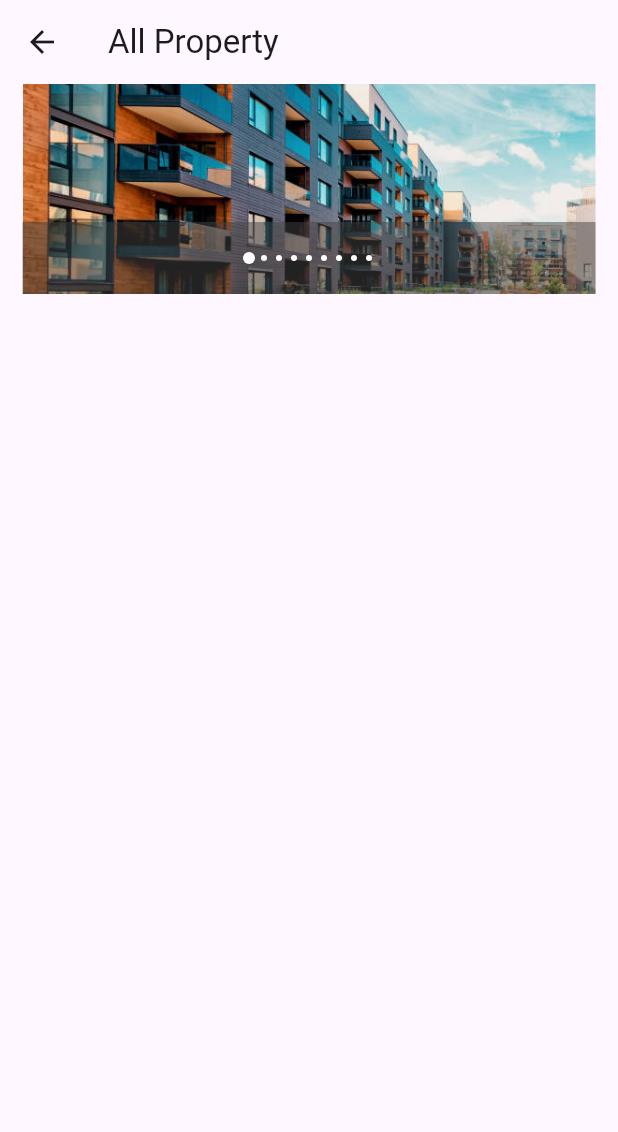
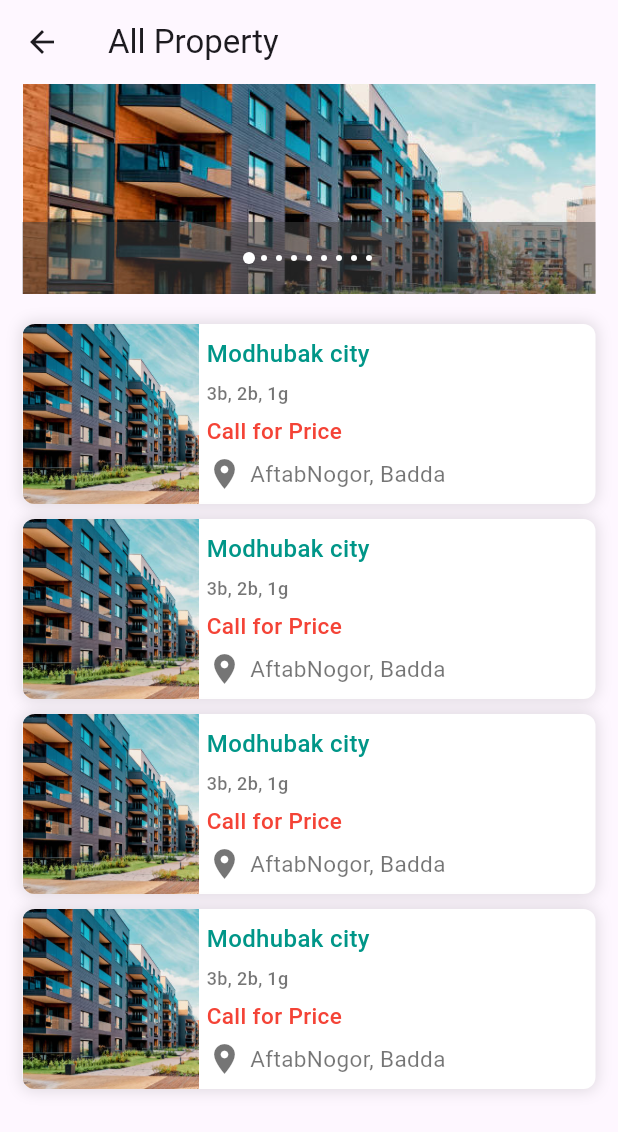
Before and after one commit to universeit12/Finca-property2, a Flutter app: the AllPropertyScreen screen opened directly, on a phone screen of 412 x 824 dp. Shown: the top 1132 px of the screen. Run offline on Flutter 3.47's test engine with Material 3 defaults, Android fonts, the light colour scheme and no system bars; our stand-ins replace animated_text_kit, another_carousel_pro, fluttertoast, get, shared_preferences; accounts and stored records are empty.

Commit message:
all proppety added

```diff
--- /dev/null
+++ b/lib/presentation/modules/all property/view/all_property_details.dart
@@ -0,0 +1,12 @@
+import 'package:flutter/material.dart';
+
+class AllPropertyDetails extends StatelessWidget {
+  const AllPropertyDetails({super.key});
+
+  @override
+  Widget build(BuildContext context) {
+    return Scaffold(
+      appBar: AppBar(title: Text("All Property Details"),),
+    );
+  }
+}
--- a/lib/presentation/modules/all property/view/all_property_screen.dart
+++ b/lib/presentation/modules/all property/view/all_property_screen.dart
@@ -1,21 +1,105 @@
-import 'package:another_carousel_pro/another_carousel_pro.dart';
 import 'package:flutter/material.dart';
+import 'package:get/get.dart';
+import 'package:universe_it_project/presentation/modules/all%20property/view/all_property_details.dart';
 import 'package:universe_it_project/presentation/modules/all%20property/view/all_property_slider.dart';
+import '../../../../utils/app_color.dart';
+import '../../../../utils/property_utils.dart';
+import '../../../../widgets/custom_text.dart';
 
 class AllPropertyScreen extends StatelessWidget {
   const AllPropertyScreen({super.key});
 
   @override
   Widget build(BuildContext context) {
+    final w = MediaQuery.of(context).size.width;
     return Scaffold(
       appBar: AppBar(
-        title: Text("All Property"),
+        title: const Text("All Property"),
       ),
       body: SingleChildScrollView(
         child: Column(
           children: [
-            AllPropertySlider(),
-
+            const AllPropertySlider(),
+            const SizedBox(
+              height: 15.0,
+            ),
+            for (int i = 0; i < propertyUtils.length; i++)
+              InkWell(
+                onTap: () {
+                  Get.to(const AllPropertyDetails());
+                },
+                child: Container(
+                  height: 120,
+                  clipBehavior: Clip.antiAlias,
+                  margin:
+                      const EdgeInsets.symmetric(horizontal: 15, vertical: 5),
+                  decoration: BoxDecoration(
+                      color: AppColor.white_1,
+                      borderRadius: BorderRadius.circular(8),
+                      boxShadow: const [
+                        BoxShadow(
+                            color: Colors.black12,
+                            spreadRadius: 1.0,
+                            blurRadius: 8.0)
+                      ]),
+                  child: Row(
+                    mainAxisAlignment: MainAxisAlignment.spaceBetween,
+                    children: [
+                      Image.asset(
+                        propertyUtils[i]["img"],
+                        width: w / 3.5,
+                        fit: BoxFit.cover,
+                        height: 120,
+                      ),
+                      Expanded(
+                        child: Padding(
+                          padding: const EdgeInsets.all(5),
+                          child: Column(
+                            crossAxisAlignment: CrossAxisAlignment.start,
+                            mainAxisAlignment: MainAxisAlignment.spaceAround,
+                            children: [
+                              CustomText(
+                                text: propertyUtils[i]["city"],
+                                fontsize: 16.0,
+                                color: Colors.teal,
+                                maxline: 2,
+                              ),
+                              CustomText(
+                                text: propertyUtils[i]["features"],
+                                fontsize: 12.0,
+                                color: Colors.black54,
+                                maxline: 2,
+                              ),
+                              CustomText(
+                                text: propertyUtils[i]["price"],
+                                fontsize: 15.0,
+                                color: Colors.red,
+                                maxline: 2,
+                              ),
+                              Row(
+                                children: [
+                                  const Icon(
+                                    Icons.location_on,
+                                    color: Colors.black54,
+                                  ),
+                                  const SizedBox(width: 5),
+                                  Text(
+                                    propertyUtils[i]["location"],
+                                    maxLines: 1,
+                                    overflow: TextOverflow.ellipsis,
+                                    style: const TextStyle(
+                                        color: Colors.black54, fontSize: 15),
+                                  ),
+                                ],
+                              ),
+                            ],
+                          ),
+                        ),
+                      )
+                    ],
+                  ),
+                ),
+              ),
           ],
         ),
       ),
--- a/lib/presentation/modules/all property/view/all_property_slider.dart
+++ b/lib/presentation/modules/all property/view/all_property_slider.dart
@@ -11,7 +11,7 @@ class AllPropertySlider extends StatelessWidget {
         width: double.infinity,
         clipBehavior: Clip.antiAlias,
         padding: const EdgeInsets.symmetric(horizontal: 15.0),
-decoration: BoxDecoration(),
+decoration: const BoxDecoration(),
         child: AnotherCarousel(dotSize: 4, dotSpacing: 10, images: [
           for (int i = 1; i < 10; i++)
             Image.asset(
--- /dev/null
+++ b/lib/utils/property_utils.dart
@@ -0,0 +1,32 @@
+final List<Map<String, dynamic>> propertyUtils = [
+  {
+    'img': "assets/images/flat.jpg",
+    'time': "May 16 2024",
+    'city': 'Modhubak city',
+    'location': 'AftabNogor, Badda ',
+    'features': '3b, 2b, 1g',
+    'price': "Call for Price"
+  },  {
+    'img': "assets/images/flat.jpg",
+    'time': "May 16 2024",
+    'city': 'Modhubak city',
+    'location': 'AftabNogor, Badda ',
+    'features': '3b, 2b, 1g',
+    'price': "Call for Price"
+  },  {
+    'img': "assets/images/flat.jpg",
+    'time': "May 16 2024",
+    'city': 'Modhubak city',
+    'location': 'AftabNogor, Badda ',
+    'features': '3b, 2b, 1g',
+    'price': "Call for Price"
+  },  {
+    'img': "assets/images/flat.jpg",
+    'time': "May 16 2024",
+    'city': 'Modhubak city',
+    'location': 'AftabNogor, Badda ',
+    'features': '3b, 2b, 1g',
+    'price': "Call for Price"
+  },
+
+];
```
